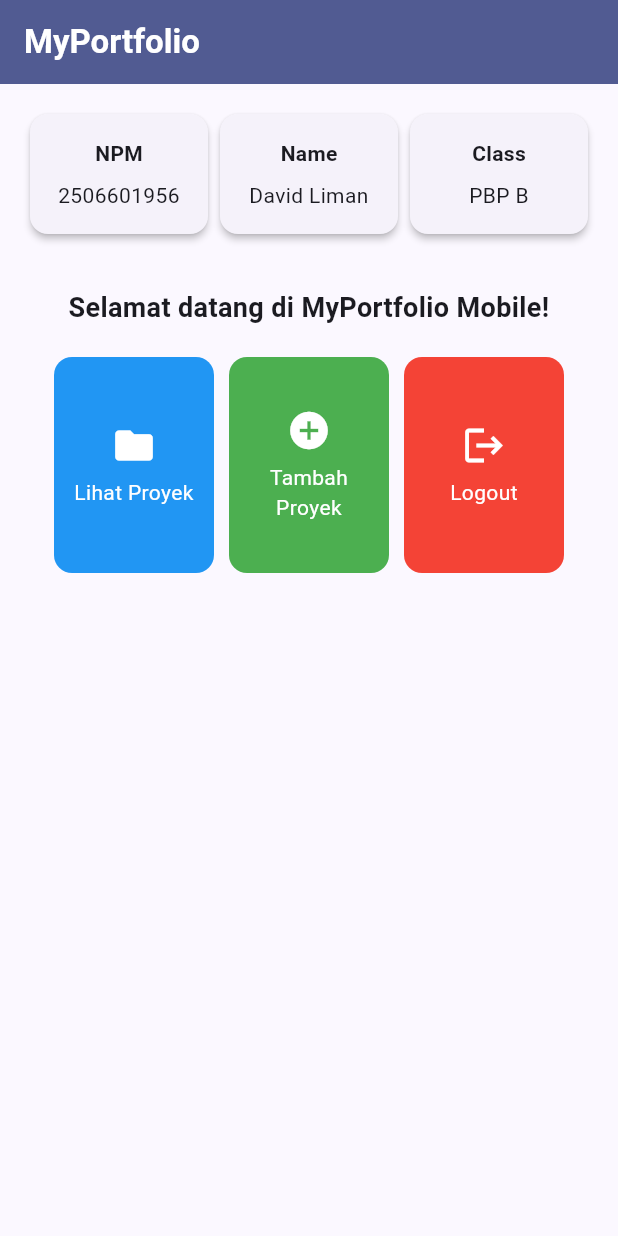
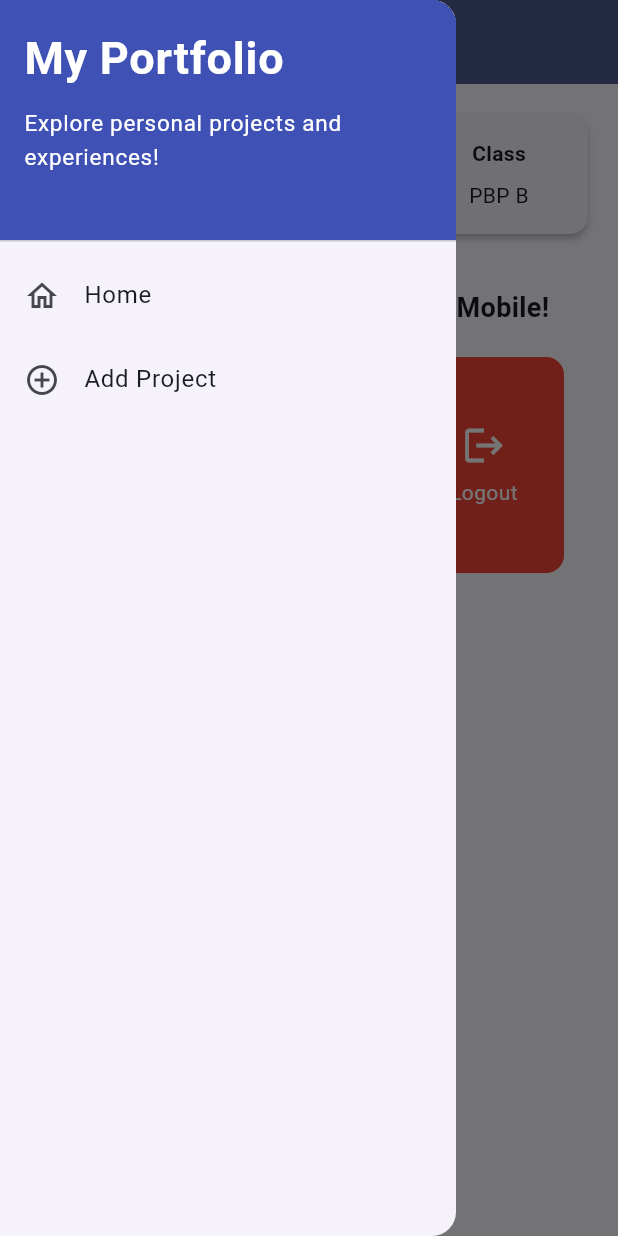
Before and after one commit to depelemon/myportofolio_mobile, a Flutter app: the screen it shows after launch, with the side drawer open (before the commit the screen has no drawer), on a phone screen of 412 x 824 dp. Run offline on Flutter 3.47's test engine with Material 3 defaults, Android fonts, the phone set to English and light mode, and no system bars; our stand-ins replace material_ui.

Commit message:
feat (tutorial-8): implement layout and forms

```diff
--- a/lib/main.dart
+++ b/lib/main.dart
@@ -1,5 +1,5 @@
-import 'package:flutter/material.dart';
-import 'package:myportofolio_mobile/menu.dart';
+import 'package:material_ui/material_ui.dart';
+import 'package:myportofolio_mobile/screens/menu.dart';
 
 void main() {
   runApp(const MyApp());
--- a/lib/menu.dart
+++ b/lib/screens/menu.dart
@@ -1,4 +1,6 @@
-import 'package:flutter/material.dart';
+import 'package:material_ui/material_ui.dart';
+import 'package:myportofolio_mobile/widgets/left_drawer.dart';
+import 'package:myportofolio_mobile/widgets/project_card.dart';
 
 class MyHomePage extends StatelessWidget {
   MyHomePage({super.key});
@@ -22,7 +24,9 @@ class MyHomePage extends StatelessWidget {
           style: TextStyle(color: Colors.white, fontWeight: FontWeight.bold),
         ),
         backgroundColor: Theme.of(context).colorScheme.primary,
+        foregroundColor: Colors.white,
       ),
+      drawer: const LeftDrawer(isHome: true),
       body: SafeArea(
         child: SingleChildScrollView(
           padding: const EdgeInsets.all(16.0),
@@ -102,47 +106,3 @@ class ItemHomepage {
 
   ItemHomepage(this.name, this.icon, this.color);
 }
-
-class ItemCard extends StatelessWidget {
-  final ItemHomepage item;
-
-  const ItemCard(this.item, {super.key});
-
-  @override
-  Widget build(BuildContext context) {
-    return Material(
-      color: item.color,
-      borderRadius: BorderRadius.circular(12),
-      clipBehavior: Clip.antiAlias,
-      child: InkWell(
-        borderRadius: BorderRadius.circular(12),
-        onTap: () {
-          ScaffoldMessenger.of(context)
-            ..hideCurrentSnackBar()
-            ..showSnackBar(
-              SnackBar(
-                content: Text('Kamu telah menekan tombol ${item.name}!'),
-              ),
-            );
-        },
-        child: Padding(
-          padding: const EdgeInsets.all(8),
-          child: Center(
-            child: Column(
-              mainAxisAlignment: MainAxisAlignment.center,
-              children: [
-                Icon(item.icon, color: Colors.white, size: 30.0),
-                const SizedBox(height: 6),
-                Text(
-                  item.name,
-                  textAlign: TextAlign.center,
-                  style: const TextStyle(color: Colors.white),
-                ),
-              ],
-            ),
-          ),
-        ),
-      ),
-    );
-  }
-}
--- /dev/null
+++ b/lib/widgets/left_drawer.dart
@@ -0,0 +1,76 @@
+import 'package:material_ui/material_ui.dart';
+import 'package:myportofolio_mobile/screens/menu.dart';
+import 'package:myportofolio_mobile/screens/project_form.dart';
+
+class LeftDrawer extends StatelessWidget {
+  const LeftDrawer({super.key, required this.isHome});
+
+  final bool isHome;
+
+  @override
+  Widget build(BuildContext context) {
+    return Drawer(
+      child: ListView(
+        padding: EdgeInsets.zero,
+        children: [
+          const DrawerHeader(
+            decoration: BoxDecoration(color: Colors.indigo),
+            child: SingleChildScrollView(
+              child: Column(
+                crossAxisAlignment: CrossAxisAlignment.start,
+                children: [
+                  Text(
+                    'My Portfolio',
+                    style: TextStyle(
+                      fontSize: 30,
+                      fontWeight: FontWeight.bold,
+                      color: Colors.white,
+                    ),
+                  ),
+                  SizedBox(height: 10),
+                  Text(
+                    'Explore personal projects and experiences!',
+                    style: TextStyle(fontSize: 15, color: Colors.white),
+                  ),
+                ],
+              ),
+            ),
+          ),
+          ListTile(
+            leading: const Icon(Icons.home_outlined),
+            title: const Text('Home'),
+            onTap: () {
+              final navigator = Navigator.of(context);
+              final isFirst = ModalRoute.of(context)!.isFirst;
+              navigator.pop();
+              if (isHome) return;
+
+              if (isFirst) {
+                navigator.pushReplacement(
+                  MaterialPageRoute<void>(builder: (_) => MyHomePage()),
+                );
+              } else {
+                navigator.pop();
+              }
+            },
+          ),
+          ListTile(
+            leading: const Icon(Icons.add_circle_outline),
+            title: const Text('Add Project'),
+            onTap: () {
+              final navigator = Navigator.of(context);
+              navigator.pop();
+              if (isHome) {
+                navigator.pushReplacement(
+                  MaterialPageRoute<void>(
+                    builder: (_) => const ProjectFormPage(),
+                  ),
+                );
+              }
+            },
+          ),
+        ],
+      ),
+    );
+  }
+}
--- /dev/null
+++ b/lib/widgets/project_card.dart
@@ -0,0 +1,57 @@
+import 'package:material_ui/material_ui.dart';
+import 'package:myportofolio_mobile/screens/menu.dart';
+import 'package:myportofolio_mobile/screens/project_form.dart';
+
+class ItemCard extends StatelessWidget {
+  final ItemHomepage item;
+
+  const ItemCard(this.item, {super.key});
+
+  @override
+  Widget build(BuildContext context) {
+    return Material(
+      color: item.color,
+      borderRadius: BorderRadius.circular(12),
+      clipBehavior: Clip.antiAlias,
+      child: InkWell(
+        borderRadius: BorderRadius.circular(12),
+        onTap: () {
+          ScaffoldMessenger.of(context)
+            ..hideCurrentSnackBar()
+            ..showSnackBar(
+              SnackBar(
+                content: Text('Kamu telah menekan tombol ${item.name}!'),
+              ),
+            );
+          if (item.name == 'Tambah Proyek') {
+            Navigator.push(
+              context,
+              MaterialPageRoute<void>(
+                // Keep the menu SnackBar from covering the form's Save button.
+                builder: (_) =>
+                    const ScaffoldMessenger(child: ProjectFormPage()),
+              ),
+            );
+          }
+        },
+        child: Padding(
+          padding: const EdgeInsets.all(8),
+          child: Center(
+            child: Column(
+              mainAxisAlignment: MainAxisAlignment.center,
+              children: [
+                Icon(item.icon, color: Colors.white, size: 30.0),
+                const SizedBox(height: 6),
+                Text(
+                  item.name,
+                  textAlign: TextAlign.center,
+                  style: const TextStyle(color: Colors.white),
+                ),
+              ],
+            ),
+          ),
+        ),
+      ),
+    );
+  }
+}
--- a/pubspec.yaml
+++ b/pubspec.yaml
@@ -34,6 +34,7 @@ dependencies:
   # The following adds the Cupertino Icons font to your application.
   # Use with the CupertinoIcons class for iOS style icons.
   cupertino_icons: ^1.0.8
+  material_ui: ^1.11.1
 
 dev_dependencies:
   flutter_test:
```
Also changed, not shown: lib/screens/project_form.dart (added, +148 -0 lines), pubspec.lock, 2 other files.
